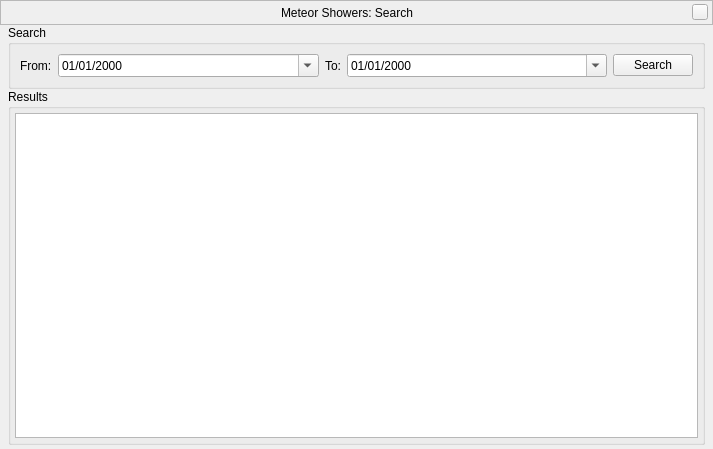
Old version of the form plugins/MeteorShowers/src/gui/MSSearchDialog.ui in the repository Stellarium/stellarium.
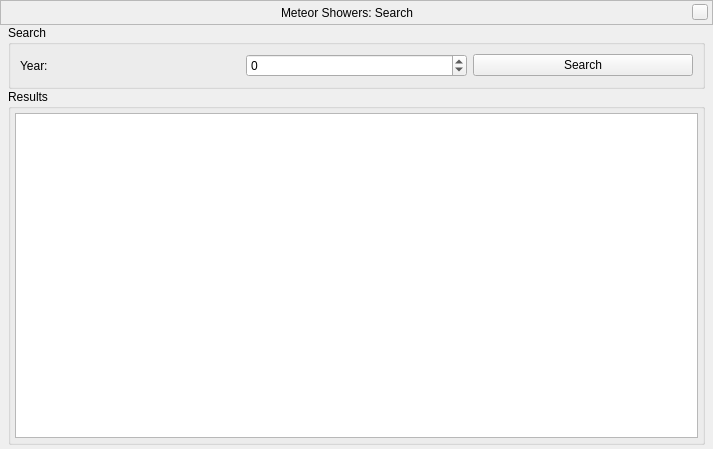
New version of the form. Custom widgets are drawn as their Qt base class.

```diff
--- a/plugins/MeteorShowers/src/gui/MSSearchDialog.ui
+++ b/plugins/MeteorShowers/src/gui/MSSearchDialog.ui
@@ -158,46 +158,17 @@
         <item>
          <widget class="QLabel" name="labelFrom">
           <property name="text">
-           <string>From:</string>
+           <string>Year:</string>
           </property>
          </widget>
         </item>
         <item>
-         <widget class="QDateEdit" name="dateFrom">
-          <property name="sizePolicy">
-           <sizepolicy hsizetype="MinimumExpanding" vsizetype="Fixed">
-            <horstretch>0</horstretch>
-            <verstretch>0</verstretch>
-           </sizepolicy>
+         <widget class="QSpinBox" name="fromYearSpinBox">
+          <property name="minimum">
+           <number>-1000</number>
           </property>
-          <property name="displayFormat">
-           <string notr="true">dd/MM/yyyy</string>
-          </property>
-          <property name="calendarPopup">
-           <bool>true</bool>
-          </property>
-         </widget>
-        </item>
-        <item>
-         <widget class="QLabel" name="labelTo">
-          <property name="text">
-           <string>To:</string>
-          </property>
-         </widget>
-        </item>
-        <item>
-         <widget class="QDateEdit" name="dateTo">
-          <property name="sizePolicy">
-           <sizepolicy hsizetype="MinimumExpanding" vsizetype="Fixed">
-            <horstretch>0</horstretch>
-            <verstretch>0</verstretch>
-           </sizepolicy>
-          </property>
-          <property name="displayFormat">
-           <string notr="true">dd/MM/yyyy</string>
-          </property>
-          <property name="calendarPopup">
-           <bool>true</bool>
+          <property name="maximum">
+           <number>5000</number>
           </property>
          </widget>
         </item>
```
